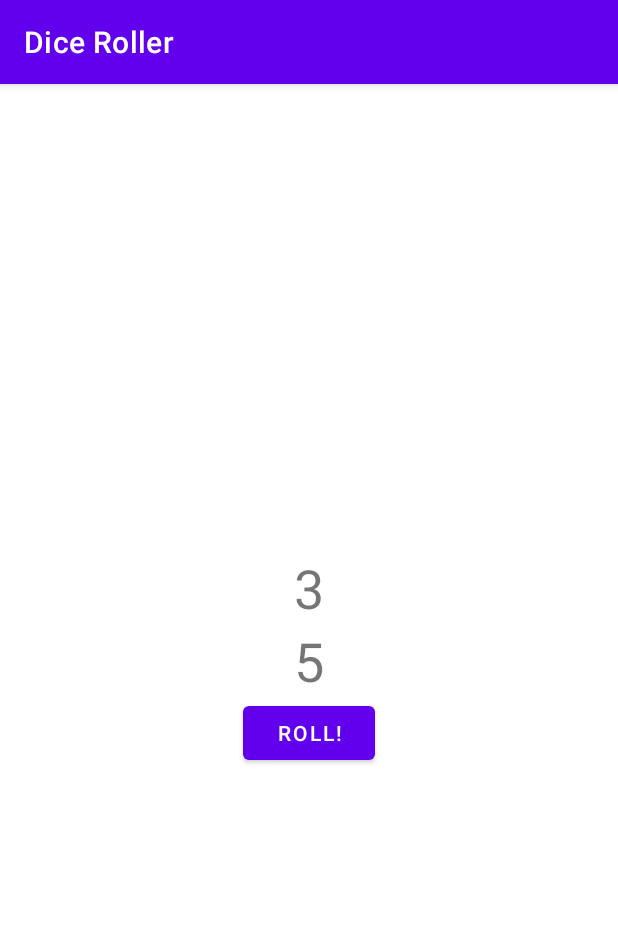
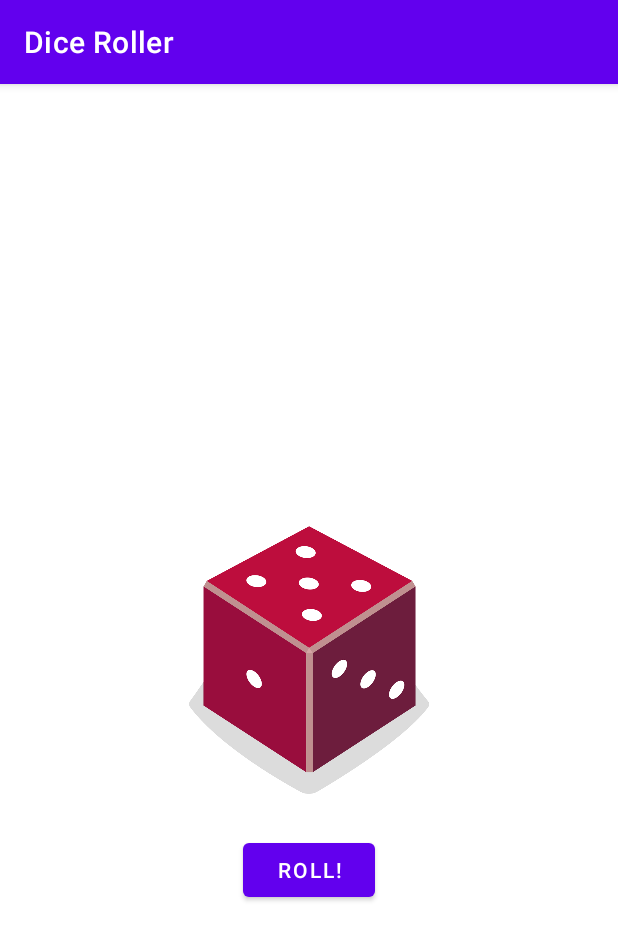
Before and after one commit to Carlosagdu/dice-roller-kotlin, an Android app: the screen it shows after launch (MainActivity), after a tap on "ROLL!", on a phone screen of 412 x 824 dp. Shown: the top 940 px of the screen. Run offline under Robolectric (Android 15) with nearby library versions, the phone set to English and light mode, and no system bars.

Commit message:
Display image according to user dice result

```diff
--- a/app/src/main/java/com/example/diceroller/MainActivity.kt
+++ b/app/src/main/java/com/example/diceroller/MainActivity.kt
@@ -2,7 +2,7 @@ package com.example.diceroller
 
 import android.os.Bundle
 import android.widget.Button
-import android.widget.TextView
+import android.widget.ImageView
 import androidx.appcompat.app.AppCompatActivity
 
 /**
@@ -13,8 +13,12 @@ class MainActivity : AppCompatActivity() {
     override fun onCreate(savedInstanceState: Bundle?) {
         super.onCreate(savedInstanceState)
         setContentView(R.layout.activity_main)
+
         val rollButton: Button = findViewById(R.id.button)
         rollButton.setOnClickListener { rollDice() }
+
+        //Do a roll dice when the app starts
+        rollDice()
     }
 
     /**
@@ -26,21 +30,32 @@ class MainActivity : AppCompatActivity() {
         val dice = Dice(6)
         val diceRoll = dice.roll()
 
-        //Second Dice instance
-        val secondDice = Dice(8)
-        val secondDiceRoll = secondDice.roll()
+        // Reference the dice image
+        val diceImage: ImageView = findViewById(R.id.imageView)
 
-        //Update the screen with the new random number
-        val resultTextView: TextView = findViewById(R.id.textView)
-        resultTextView.text = diceRoll.toString()
+        // Set the image id according to the result
+        val drawableResource = when(diceRoll){
+            1 -> R.drawable.dice_1
+            2 -> R.drawable.dice_2
+            3 -> R.drawable.dice_3
+            4 -> R.drawable.dice_4
+            5 -> R.drawable.dice_5
+            else -> R.drawable.dice_6
+        }
 
-        //Second update
-        val secondTextView: TextView = findViewById(R.id.textView2)
-        secondTextView.text = secondDiceRoll.toString()
+        //set the image resource
+        diceImage.setImageResource(drawableResource)
+
+        //add a content description
+        diceImage.contentDescription = diceRoll.toString()
+
     }
 }
 
+//Dice with a fixed number of sides
 class Dice(private val numSides: Int) {
+
+    // Generate a random number and return it
     fun roll(): Int {
         return (1..numSides).random()
     }
--- a/app/src/main/res/layout/activity_main.xml
+++ b/app/src/main/res/layout/activity_main.xml
@@ -6,34 +6,24 @@
     android:layout_height="match_parent"
     tools:context=".MainActivity">
 
-    <TextView
-        android:id="@+id/textView"
-        android:layout_width="wrap_content"
-        android:layout_height="wrap_content"
-        android:textSize="36sp"
-        app:layout_constraintBottom_toBottomOf="parent"
-        app:layout_constraintLeft_toLeftOf="parent"
-        app:layout_constraintRight_toRightOf="parent"
-        app:layout_constraintTop_toTopOf="parent"
-        tools:text="1" />
-
-    <TextView
-        android:id="@+id/textView2"
-        android:layout_width="wrap_content"
-        android:layout_height="wrap_content"
-        android:textSize="36sp"
-        app:layout_constraintBottom_toTopOf="@+id/textView"
-        app:layout_constraintEnd_toEndOf="parent"
-        app:layout_constraintStart_toStartOf="parent"
-        tools:text="2" />
-
     <Button
         android:id="@+id/button"
         android:layout_width="wrap_content"
         android:layout_height="wrap_content"
+        android:layout_marginTop="16dp"
         android:text="@string/button_text"
         app:layout_constraintEnd_toEndOf="parent"
         app:layout_constraintStart_toStartOf="parent"
-        app:layout_constraintTop_toBottomOf="@+id/textView" />
+        app:layout_constraintTop_toBottomOf="@+id/imageView" />
+
+    <ImageView
+        android:id="@+id/imageView"
+        android:layout_width="160dp"
+        android:layout_height="200dp"
+        app:layout_constraintBottom_toBottomOf="parent"
+        app:layout_constraintEnd_toEndOf="parent"
+        app:layout_constraintStart_toStartOf="parent"
+        app:layout_constraintTop_toTopOf="parent"
+        tools:srcCompat="@drawable/dice_1" />
 
 </androidx.constraintlayout.widget.ConstraintLayout>
```
Also changed, not shown: app/src/main/res/drawable/dice_1.png (added), app/src/main/res/drawable/dice_2.png (added), app/src/main/res/drawable/dice_3.png (added), app/src/main/res/drawable/dice_4.png (added), app/src/main/res/drawable/dice_5.png (added), app/src/main/res/drawable/dice_6.png (added).
